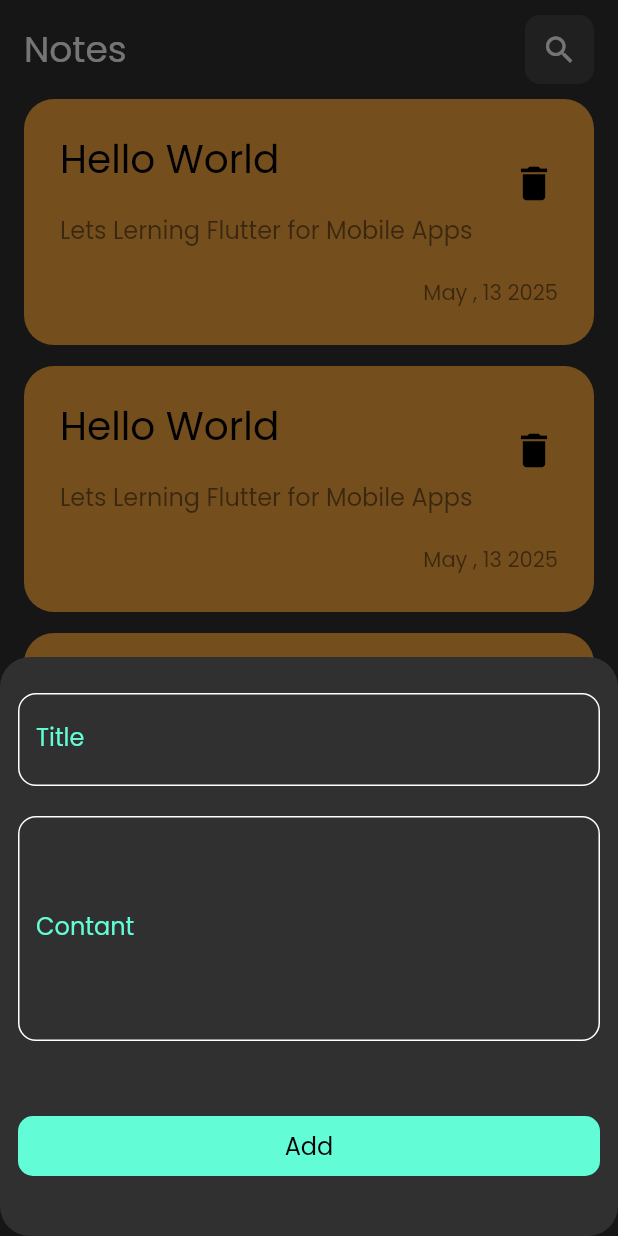
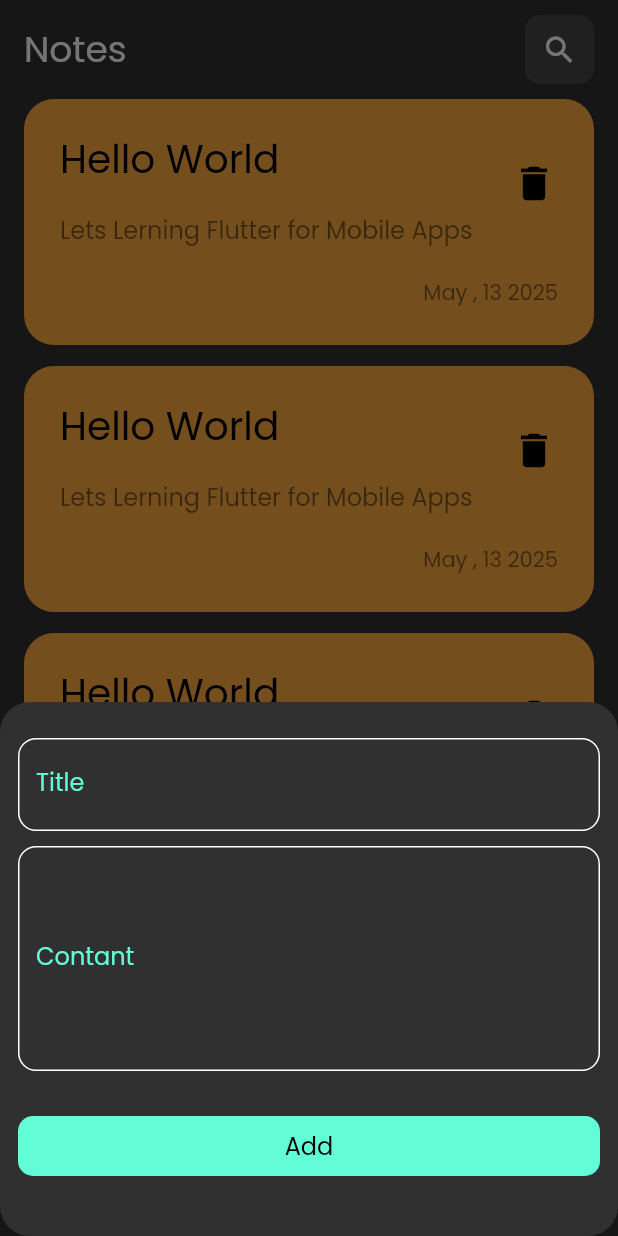
Before and after one commit to ahmedyhia123/notes_app, a Flutter app: the screen it shows after launch, after a tap on the "add" icon, on a phone screen of 412 x 824 dp. Run offline on Flutter 3.47's test engine with Material 3 defaults, Android fonts, the phone set to English and light mode, and no system bars; our stand-ins replace hive, hive_flutter; accounts and stored records are empty.

Commit message:
Take input and validate data

```diff
--- a/lib/views/edit_view.dart
+++ b/lib/views/edit_view.dart
@@ -1,4 +1,5 @@
 import 'package:flutter/material.dart';
+import 'package:notes_app/constans.dart';
 
 class EditView extends StatelessWidget {
   const EditView({super.key});
@@ -63,6 +64,28 @@ class EditView extends StatelessWidget {
                   ),
                 ),
               ),
+              SizedBox(height: 50),
+              GestureDetector(
+                onTap: () {
+                  Navigator.pop(context);
+                },
+                child: Container(
+                  decoration: BoxDecoration(
+                    color: kPrimaryColor,
+                    borderRadius: BorderRadius.circular(10),
+                  ),
+                  width: double.infinity,
+                  height: 40,
+
+                  child: Align(
+                    alignment: Alignment.center,
+                    child: Text(
+                      'Cancel',
+                      style: TextStyle(color: Colors.black, fontSize: 16),
+                    ),
+                  ),
+                ),
+              ),
             ],
           ),
         ),
--- a/lib/widgets/add_note_bottom_sheet.dart
+++ b/lib/widgets/add_note_bottom_sheet.dart
@@ -1,5 +1,5 @@
 import 'package:flutter/material.dart';
-import 'package:notes_app/constans.dart';
+import 'package:notes_app/widgets/add_note_form.dart';
 
 class AddNoteBottomSheet extends StatelessWidget {
   const AddNoteBottomSheet({super.key});
@@ -14,67 +14,7 @@ class AddNoteBottomSheet extends StatelessWidget {
         right: 12,
         top: 24,
       ),
-      child: SingleChildScrollView(
-        reverse: true,
-        child: Column(
-          children: [
-            TextField(
-              cursorColor: kPrimaryColor,
-              decoration: InputDecoration(
-                label: Text('Title', style: TextStyle(color: kPrimaryColor)),
-                focusedBorder: OutlineInputBorder(
-                  borderSide: BorderSide(color: kPrimaryColor, width: 1),
-                  borderRadius: BorderRadius.circular(12),
-                ),
-                enabledBorder: OutlineInputBorder(
-                  borderSide: BorderSide(color: Colors.white, width: 1),
-                  borderRadius: BorderRadius.circular(12),
-                ),
-              ),
-            ),
-            SizedBox(height: 20),
-            TextField(
-              maxLines: 5,
-              cursorColor: Color(0xff62FCD6),
-              decoration: InputDecoration(
-                label: Text('Contant', style: TextStyle(color: kPrimaryColor)),
-                focusedBorder: OutlineInputBorder(
-                  borderSide: BorderSide(color: kPrimaryColor, width: 1),
-                  borderRadius: BorderRadius.circular(12),
-                ),
-                enabledBorder: OutlineInputBorder(
-                  borderSide: BorderSide(color: Colors.white, width: 1),
-                  borderRadius: BorderRadius.circular(12),
-                ),
-              ),
-            ),
-            SizedBox(height: 50),
-            GestureDetector(
-              onTap: () {
-                Navigator.pop(context);
-              },
-              child: Container(
-                decoration: BoxDecoration(
-                  color: kPrimaryColor,
-                  borderRadius: BorderRadius.circular(10),
-                ),
-                width: double.infinity,
-                height: 40,
-
-                child: Align(
-                  alignment: Alignment.center,
-                  child: Text(
-                    'Add',
-                    style: TextStyle(color: Colors.black, fontSize: 16),
-                  ),
-                ),
-              ),
-            ),
-
-            SizedBox(height: 40),
-          ],
-        ),
-      ),
+      child: SingleChildScrollView(child: AddNoteForm()),
     );
   }
 }
--- /dev/null
+++ b/lib/widgets/add_note_form.dart
@@ -0,0 +1,75 @@
+import 'package:flutter/material.dart';
+import 'package:notes_app/constans.dart';
+import 'package:notes_app/widgets/costom_text_form_field.dart';
+
+class AddNoteForm extends StatefulWidget {
+  const AddNoteForm({super.key});
+
+  @override
+  State<AddNoteForm> createState() => _AddNoteFormState();
+}
+
+class _AddNoteFormState extends State<AddNoteForm> {
+  final GlobalKey<FormState> myForm = GlobalKey();
+  AutovalidateMode autovalidateMode = AutovalidateMode.disabled;
+  String? title, subtitle;
+  @override
+  Widget build(BuildContext context) {
+    return Form(
+      autovalidateMode: autovalidateMode,
+      key: myForm,
+      child: Column(
+        children: [
+          costomTextFormField(
+            maxLines: 1,
+            title: 'Title',
+
+            onSaved: (newValue) {
+              title = newValue;
+            },
+          ),
+          SizedBox(height: 10),
+
+          costomTextFormField(
+            title: 'Contant',
+            maxLines: 5,
+            onSaved: (newValue) {
+              subtitle = newValue;
+            },
+          ),
+
+          SizedBox(height: 30),
+          GestureDetector(
+            onTap: () {
+              if (myForm.currentState!.validate()) {
+                myForm.currentState!.save();
+                Navigator.pop(context);
+              } else {
+                autovalidateMode = AutovalidateMode.always;
+                setState(() {});
+              }
+            },
+            child: Container(
+              decoration: BoxDecoration(
+                color: kPrimaryColor,
+                borderRadius: BorderRadius.circular(10),
+              ),
+              width: double.infinity,
+              height: 40,
+
+              child: Align(
+                alignment: Alignment.center,
+                child: Text(
+                  'Add',
+                  style: TextStyle(color: Colors.black, fontSize: 16),
+                ),
+              ),
+            ),
+          ),
+
+          SizedBox(height: 40),
+        ],
+      ),
+    );
+  }
+}
--- /dev/null
+++ b/lib/widgets/costom_text_form_field.dart
@@ -0,0 +1,47 @@
+import 'package:flutter/material.dart';
+import 'package:notes_app/constans.dart';
+
+class costomTextFormField extends StatelessWidget {
+  costomTextFormField({
+    super.key,
+    this.onSaved,
+    required this.title,
+    required this.maxLines,
+  });
+
+  void Function(String?)? onSaved;
+  final String title;
+  final int maxLines;
+  @override
+  Widget build(BuildContext context) {
+    return TextFormField(
+      maxLines: maxLines,
+      onSaved: onSaved,
+      validator: (value) {
+        if (value?.isEmpty ?? true) {
+          return 'Field is Required';
+        } else {
+          return null;
+        }
+      },
+      cursorColor: kPrimaryColor,
+      decoration: InputDecoration(
+        label: Text(title, style: TextStyle(color: kPrimaryColor)),
+        focusedBorder: OutlineInputBorder(
+          borderSide: BorderSide(color: kPrimaryColor, width: 1),
+          borderRadius: BorderRadius.circular(12),
+        ),
+        enabledBorder: OutlineInputBorder(
+          borderSide: BorderSide(color: Colors.white, width: 1),
+          borderRadius: BorderRadius.circular(12),
+        ),
+        focusedErrorBorder: OutlineInputBorder(
+          borderSide: BorderSide(color: Colors.red, width: 1),
+        ),
+        errorBorder: OutlineInputBorder(
+          borderSide: BorderSide(color: Colors.red, width: 1),
+        ),
+      ),
+    );
+  }
+}
```
